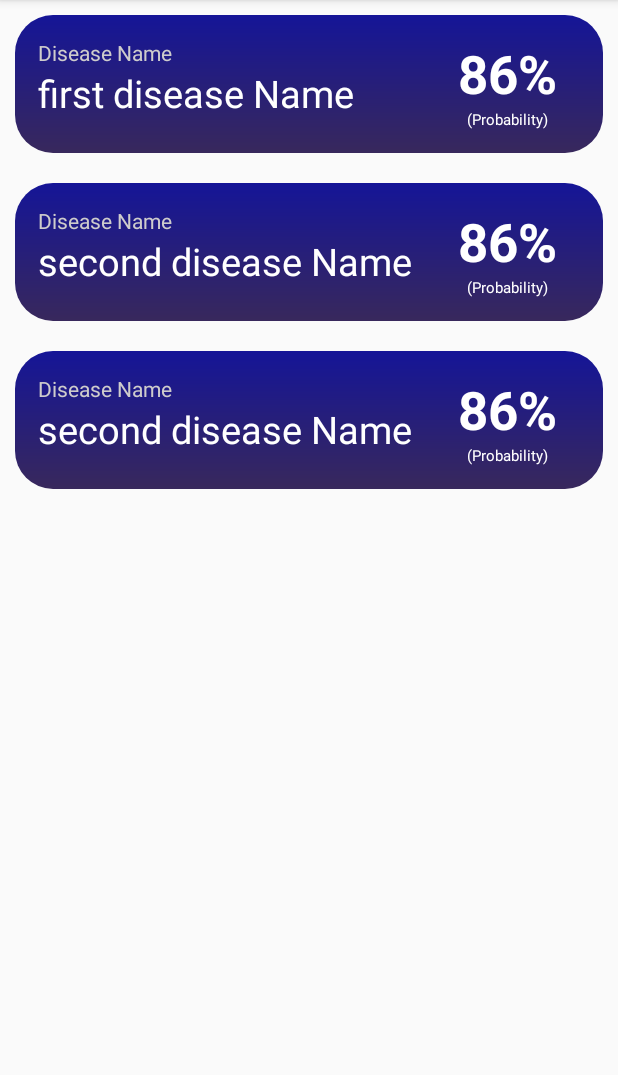
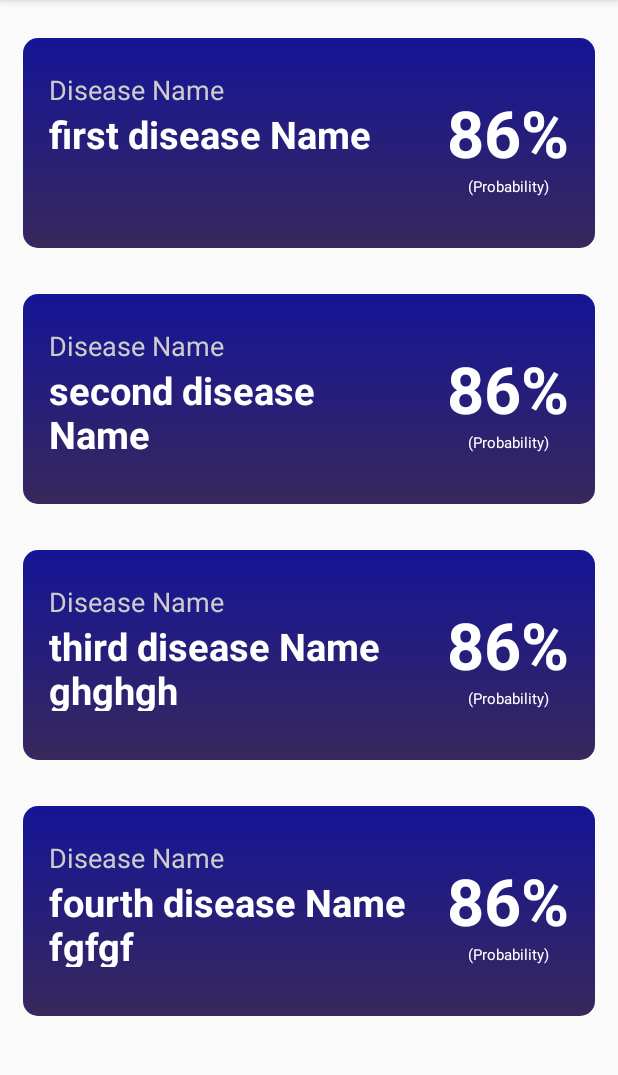
Before and after one commit to oc34nboy/majorproject, an Android app: the screen it shows after launch (diagnosis_report), on a phone screen of 412 x 824 dp, the part 84-1159 px from its top. Run offline under Robolectric (Android 15) with nearby library versions, the phone set to English and light mode, and no system bars.

Commit message:
ui design of diagnosis completed

```diff
--- a/app/src/main/java/com/m/wecare/diagnosis_report.java
+++ b/app/src/main/java/com/m/wecare/diagnosis_report.java
@@ -30,7 +30,9 @@ public class diagnosis_report extends AppCompatActivity {
         diseaseProb.add("86%");
         diseaseName.add("second disease Name");
         diseaseProb.add("86%");
-        diseaseName.add("second disease Name");
+        diseaseName.add("third disease Name ghghgh");
+        diseaseProb.add("86%");
+        diseaseName.add("fourth disease Name fgfgf");
         diseaseProb.add("86%");
         initResult();
 
--- a/app/src/main/res/drawable/report_gradient.xml
+++ b/app/src/main/res/drawable/report_gradient.xml
@@ -1,7 +1,7 @@
 <?xml version="1.0" encoding="utf-8"?>
 <shape xmlns:android="http://schemas.android.com/apk/res/android" android:shape="rectangle" >
     <corners
-        android:radius="25dp"
+        android:radius="10dp"
         />
     <gradient
         android:type="linear"
--- a/app/src/main/res/layout/activity_diagnosis_report.xml
+++ b/app/src/main/res/layout/activity_diagnosis_report.xml
@@ -4,11 +4,13 @@
     xmlns:tools="http://schemas.android.com/tools"
     android:layout_width="match_parent"
     android:layout_height="match_parent"
+
     tools:context=".diagnosis_report">
 
     <android.support.v7.widget.RecyclerView
         android:layout_width="match_parent"
         android:layout_height="match_parent"
+        android:layout_marginTop="10dp"
         android:id="@+id/report_recycleView" >
 
     </android.support.v7.widget.RecyclerView>
--- a/app/src/main/res/layout/report_list.xml
+++ b/app/src/main/res/layout/report_list.xml
@@ -1,30 +1,39 @@
 <?xml version="1.0" encoding="utf-8"?>
 <LinearLayout xmlns:android="http://schemas.android.com/apk/res/android"
     android:layout_width="match_parent"
-    android:layout_height="wrap_content"
+    android:layout_height="140dp"
     android:background="@drawable/report_gradient"
-    android:layout_margin="10dp"
-    android:padding="15dp"
+    android:layout_margin="15dp"
+
     android:id="@+id/reportLayout"
+    android:layout_gravity="center"
+    android:gravity="center"
+
     android:orientation="horizontal">
-
     <LinearLayout
-        android:layout_width="280dp"
-        android:layout_height="wrap_content"
+        android:layout_width="240dp"
+        android:layout_height="85dp"
+        android:layout_centerVertical="true"
+        android:layout_marginBottom="5dp"
+        android:layout_marginRight="25dp"
         android:orientation="vertical">
 
         <TextView
             android:layout_width="wrap_content"
             android:layout_height="wrap_content"
-            android:textColor="#CECCCC"
-            android:text="Disease Name"/>
+            android:text="Disease Name"
+            android:textSize="18sp"
+
+            android:textColor="#CECCCC" />
+
         <TextView
             android:id="@+id/diseaseName"
             android:layout_width="wrap_content"
-            android:layout_height="wrap_content"
-            android:text="Fungal Infection"
+            android:layout_height="85dp"
+            android:text="Fungal Infection ghg ghg ghgh"
             android:textColor="@color/colorWhite"
-            android:textSize="25sp"/>
+            android:textStyle="bold"
+            android:textSize="25sp" />
     </LinearLayout>
 
     <LinearLayout
@@ -35,7 +44,7 @@
             android:id="@+id/percentage"
             android:layout_width="wrap_content"
             android:layout_height="wrap_content"
-            android:textSize="35sp"
+            android:textSize="43sp"
             android:textStyle="bold"
             android:textColor="@color/colorWhite"
             android:text="86%"/>
```
